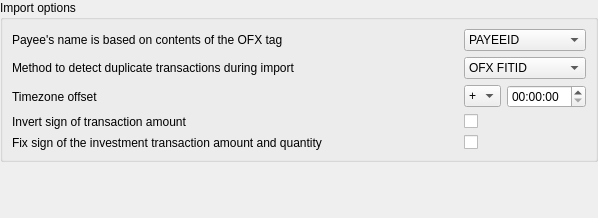
The window that kmymoney/plugins/ofx/import/importoption.ui (KDE/kmymoney) describes before a commit, drawn with Qt 5.
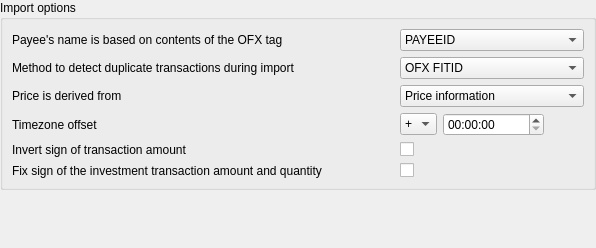
The same window after the commit. Custom widgets are drawn as their Qt base class.

Commit message:
Add feature to select price source for OFX
If there is no price provided or the price shall be derived from value
and shares then calculate it based on value and amount of shares.

The edit to the form file:
```diff
--- a/kmymoney/plugins/ofx/import/importoption.ui
+++ b/kmymoney/plugins/ofx/import/importoption.ui
@@ -6,8 +6,8 @@
    <rect>
     <x>0</x>
     <y>0</y>
-    <width>598</width>
-    <height>218</height>
+    <width>596</width>
+    <height>248</height>
    </rect>
   </property>
   <layout class="QVBoxLayout" name="verticalLayout">
@@ -29,6 +29,68 @@
       <string>Import options</string>
      </property>
      <layout class="QGridLayout" name="gridLayout">
+      <item row="1" column="1">
+       <widget class="QComboBox" name="m_uniqueIdSource">
+        <item>
+         <property name="text">
+          <string>OFX FITID</string>
+         </property>
+        </item>
+        <item>
+         <property name="text">
+          <string>KMyMoney Hash</string>
+         </property>
+        </item>
+       </widget>
+      </item>
+      <item row="3" column="0">
+       <widget class="QLabel" name="label">
+        <property name="text">
+         <string>Timezone offset</string>
+        </property>
+       </widget>
+      </item>
+      <item row="4" column="0">
+       <widget class="QLabel" name="label_3">
+        <property name="text">
+         <string>Invert sign of transaction amount</string>
+        </property>
+       </widget>
+      </item>
+      <item row="5" column="0">
+       <widget class="QLabel" name="label_4">
+        <property name="text">
+         <string>Fix sign of the investment transaction amount and quantity</string>
+        </property>
+       </widget>
+      </item>
+      <item row="4" column="1">
+       <widget class="QCheckBox" name="m_invertAmount">
+        <property name="toolTip">
+         <string>&lt;html&gt;&lt;head/&gt;&lt;body&gt;&lt;p&gt;Check this if you need to invert the sign of imported transaction amounts, e.g. if you need to reverse charges and payments because your institution provides them inverted.&lt;/p&gt;&lt;/body&gt;&lt;/html&gt;</string>
+        </property>
+        <property name="text">
+         <string/>
+        </property>
+       </widget>
+      </item>
+      <item row="5" column="1">
+       <widget class="QCheckBox" name="m_fixBuySellSignage">
+        <property name="toolTip">
+         <string>&lt;html&gt;&lt;head/&gt;&lt;body&gt;&lt;p&gt;Check this if the investment transactions after importing have incorrect Buy/Sell type assigned, which may be caused by your institution not applying the correct negative/positive sign to the share amount or quantity value.&lt;/p&gt;&lt;/body&gt;&lt;/html&gt;</string>
+        </property>
+        <property name="text">
+         <string/>
+        </property>
+       </widget>
+      </item>
+      <item row="1" column="0">
+       <widget class="QLabel" name="label_2">
+        <property name="text">
+         <string>Method to detect duplicate transactions during import</string>
+        </property>
+       </widget>
+      </item>
       <item row="0" column="0">
        <widget class="QLabel" name="textLabel3_2">
         <property name="sizePolicy">
@@ -64,36 +126,8 @@
         </item>
        </widget>
       </item>
-      <item row="1" column="0">
-       <widget class="QLabel" name="label_2">
-        <property name="text">
-         <string>Method to detect duplicate transactions during import</string>
-        </property>
-       </widget>
-      </item>
-      <item row="1" column="1">
-       <widget class="QComboBox" name="m_uniqueIdSource">
-        <item>
-         <property name="text">
-          <string>OFX FITID</string>
-         </property>
-        </item>
-        <item>
-         <property name="text">
-          <string>KMyMoney Hash</string>
-         </property>
-        </item>
-       </widget>
-      </item>
-      <item row="2" column="0">
-       <widget class="QLabel" name="label">
-        <property name="text">
-         <string>Timezone offset</string>
-        </property>
-       </widget>
-      </item>
-      <item row="2" column="1">
-       <layout class="QHBoxLayout" name="hl2" stretch="0,1">
+      <item row="3" column="1">
+       <layout class="QHBoxLayout" name="hl2" stretch="0,1,0">
         <item>
          <widget class="KComboBox" name="m_timestampOffsetSign">
           <item>
@@ -111,40 +145,40 @@
         <item>
          <widget class="QTimeEdit" name="m_timestampOffset"/>
         </item>
+        <item>
+         <spacer name="horizontalSpacer">
+          <property name="orientation">
+           <enum>Qt::Horizontal</enum>
+          </property>
+          <property name="sizeHint" stdset="0">
+           <size>
+            <width>40</width>
+            <height>20</height>
+           </size>
+          </property>
+         </spacer>
+        </item>
        </layout>
       </item>
-      <item row="3" column="0">
-       <widget class="QLabel" name="label_3">
+      <item row="2" column="0">
+       <widget class="QLabel" name="label_5">
         <property name="text">
-         <string>Invert sign of transaction amount</string>
+         <string>Price is derived from</string>
         </property>
        </widget>
       </item>
-      <item row="3" column="1">
-       <widget class="QCheckBox" name="m_invertAmount">
-        <property name="toolTip">
-         <string>&lt;html&gt;&lt;head/&gt;&lt;body&gt;&lt;p&gt;Check this if you need to invert the sign of imported transaction amounts, e.g. if you need to reverse charges and payments because your institution provides them inverted.&lt;/p&gt;&lt;/body&gt;&lt;/html&gt;</string>
-        </property>
-        <property name="text">
-         <string/>
-        </property>
-       </widget>
-      </item>
-      <item row="4" column="0">
-       <widget class="QLabel" name="label_4">
-        <property name="text">
-         <string>Fix sign of the investment transaction amount and quantity</string>
-        </property>
-       </widget>
-      </item>
-      <item row="4" column="1">
-       <widget class="QCheckBox" name="m_fixBuySellSignage">
-        <property name="toolTip">
-         <string>&lt;html&gt;&lt;head/&gt;&lt;body&gt;&lt;p&gt;Check this if the investment transactions after importing have incorrect Buy/Sell type assigned, which may be caused by your institution not applying the correct negative/positive sign to the share amount or quantity value.&lt;/p&gt;&lt;/body&gt;&lt;/html&gt;</string>
-        </property>
-        <property name="text">
-         <string/>
-        </property>
+      <item row="2" column="1">
+       <widget class="QComboBox" name="m_preferredPrice">
+        <item>
+         <property name="text">
+          <string>Price information</string>
+         </property>
+        </item>
+        <item>
+         <property name="text">
+          <string>Value and number of shares</string>
+         </property>
+        </item>
        </widget>
       </item>
      </layout>
```
The commit also changes 3 other files.
